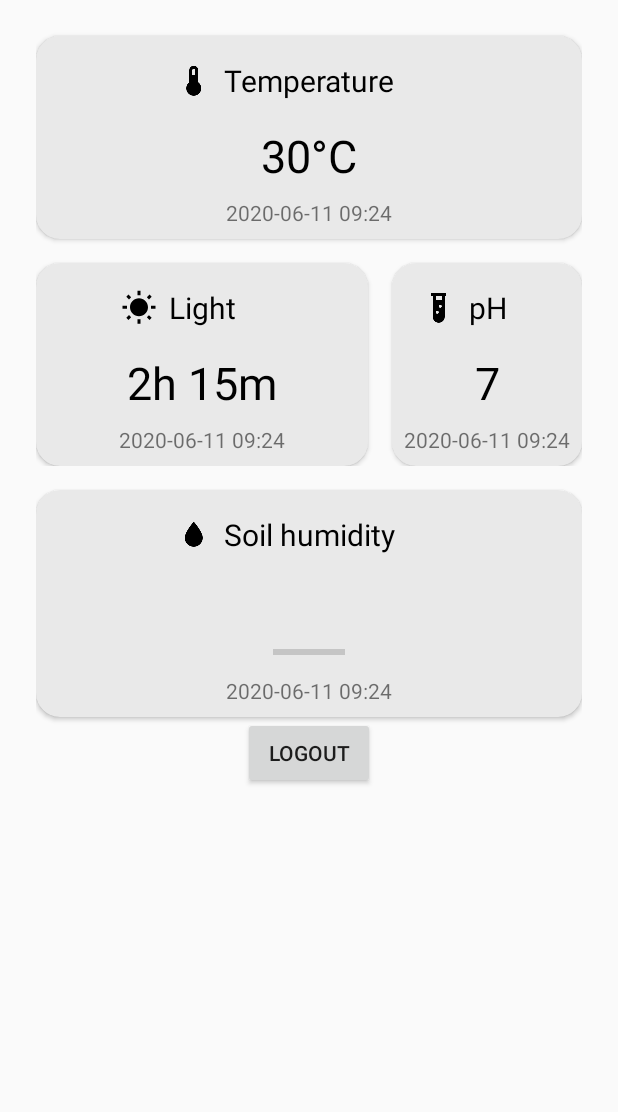
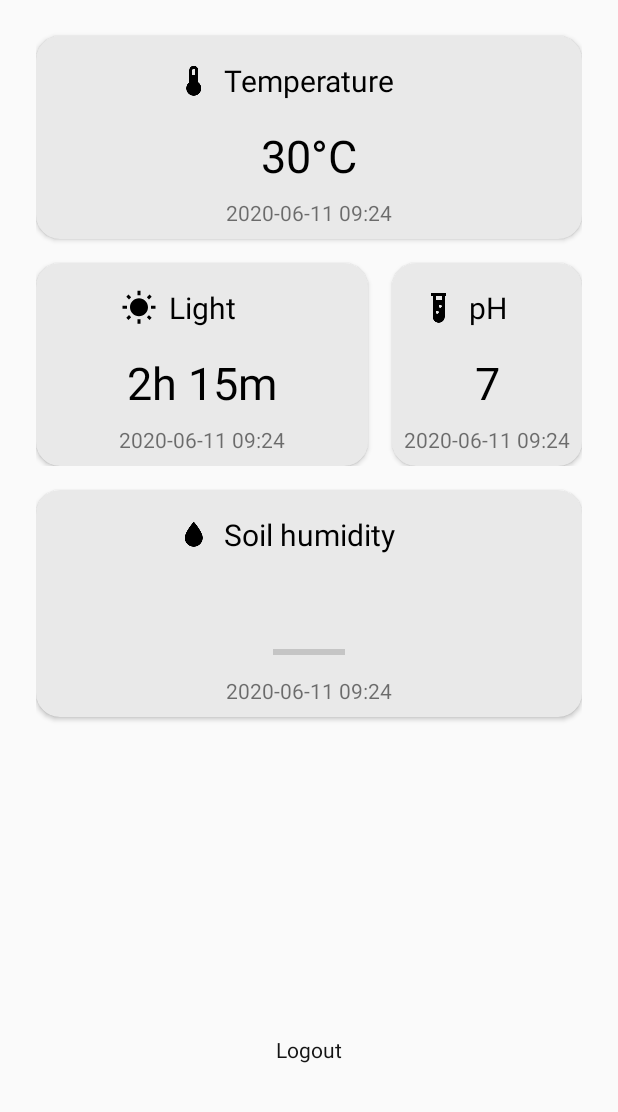
Before and after one commit to tmastrom/PlantMonitor-Android, an Android app: the layout fragment_dashboard.xml on its own in the app's theme, with its tools: preview values and no code run, on a phone screen of 412 x 824 dp, the part 124-1236 px from its top. Run offline under Robolectric (Android 15) with nearby library versions, the phone set to English and light mode, and no system bars.

Commit message:
style logout button as textview

```diff
--- a/app/src/main/res/layout/fragment_dashboard.xml
+++ b/app/src/main/res/layout/fragment_dashboard.xml
@@ -309,15 +309,17 @@
             </androidx.constraintlayout.widget.ConstraintLayout>
         </androidx.cardview.widget.CardView>
 
-        <Button
+        <TextView
             android:id="@+id/btn_logout"
             android:layout_width="wrap_content"
             android:layout_height="wrap_content"
-            android:text="Logout"
-
+            android:text="@string/logout"
+            android:clickable="true"
+            android:layout_marginBottom="8dp"
+            android:textColor="@color/colorPrimaryDark"
             app:layout_constraintEnd_toEndOf="parent"
             app:layout_constraintStart_toStartOf="parent"
-            app:layout_constraintTop_toBottomOf="@+id/humidity_cardView" />
+            app:layout_constraintBottom_toBottomOf="parent" />
 
     </androidx.constraintlayout.widget.ConstraintLayout>
 
--- a/app/src/main/res/values/strings.xml
+++ b/app/src/main/res/values/strings.xml
@@ -6,4 +6,5 @@
     <string name="profile">Profile</string>
     <string name="humidity_format">%d%%</string>
     <string name="soil_humidity">Soil humidity</string>
+    <string name="logout">Logout</string>
 </resources>
```
